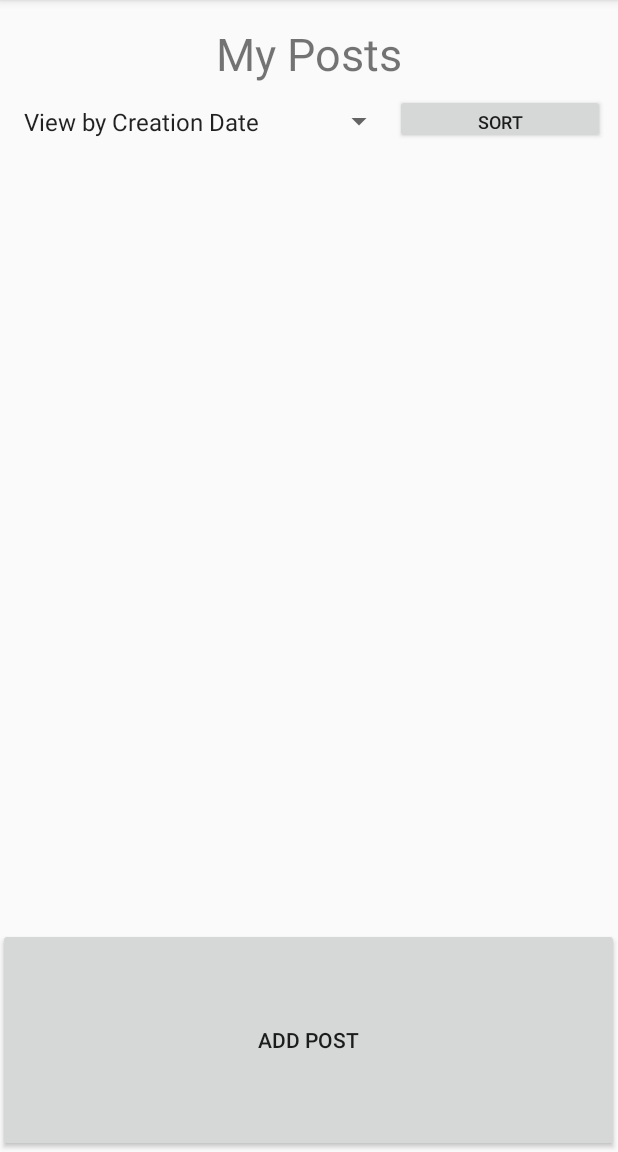
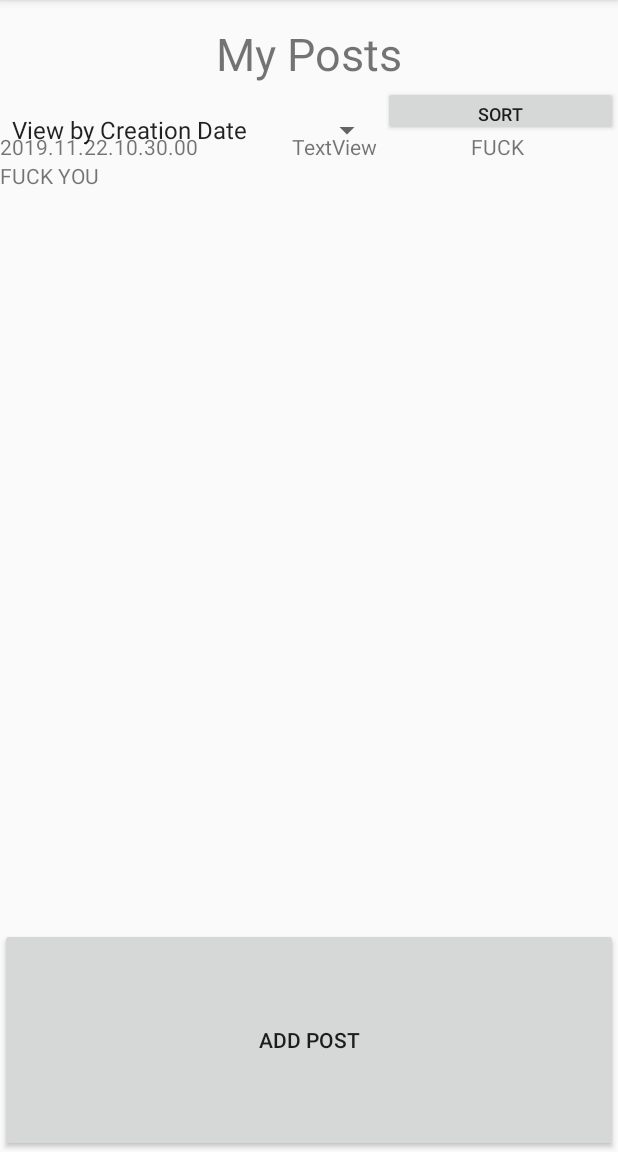
Before and after one commit to wapl/AndroidChallenge2, an Android app: the screen it shows after launch (MainActivity), on a phone screen of 412 x 824 dp, the part 84-1236 px from its top. Run offline under Robolectric (Android 15) with nearby library versions, the phone set to English and light mode, and no system bars.

Commit message:
FROM THE BEGGNiNG

```diff
--- a/app/src/main/java/com/example/androidchallenge2/PostAdapter.java
+++ b/app/src/main/java/com/example/androidchallenge2/PostAdapter.java
@@ -16,7 +16,11 @@ public class PostAdapter extends RecyclerView.Adapter<PostHolder> {
 
     public PostAdapter()
     {
+
         postList=new ArrayList<PostModel>();
+        postList.add(new PostModel("FUCK","FUCK YOU","Personal Post"));
+        postList.add(new PostModel("SHIT","EAT SHIT","Professional Post"));
+        postList.add(new PostModel("BULLSHIT","EVERYTHNG IS BS","Important Post"));
     }
 
     @NonNull
--- a/app/src/main/java/com/example/androidchallenge2/PostHolder.java
+++ b/app/src/main/java/com/example/androidchallenge2/PostHolder.java
@@ -2,6 +2,8 @@ package com.example.androidchallenge2;
 
 import android.view.View;
 import android.widget.TextView;
+
+import org.w3c.dom.Text;
 
 import java.sql.Timestamp;
 import java.text.SimpleDateFormat;
@@ -13,12 +15,14 @@ public class PostHolder extends RecyclerView.ViewHolder {
     private TextView Title;
     private TextView Date;
     private TextView Desc;
+    private TextView Category;
     private static final SimpleDateFormat sdf = new SimpleDateFormat("yyyy.MM.dd.HH.mm.ss");
     public PostHolder(@NonNull View itemView) {
         super(itemView);
         Title=itemView.findViewById(R.id.HoldTitle);
         Date=itemView.findViewById(R.id.HoldDate);
         Desc=itemView.findViewById(R.id.HoldDesc);
+        Category=itemView.findViewById(R.id.HoldCategory);
 
     }
     public void setTitle(String Title)
@@ -33,5 +37,10 @@ public class PostHolder extends RecyclerView.ViewHolder {
     {
         this.Desc.setText(Desc);
     }
+    public void setCategory(String Category)
+    {
+        this.Category.setText(Category);
+    }
+
 
 }
--- a/app/src/main/java/com/example/androidchallenge2/PostModel.java
+++ b/app/src/main/java/com/example/androidchallenge2/PostModel.java
@@ -9,12 +9,14 @@ public class PostModel {
     private String Title;
     private String Description;
     private Timestamp timestamp;
+    private String Category;
 
-    public PostModel(String Title,String Description)
+    public PostModel(String Title,String Description,String Category)
     {
         this.Title=Title;
         this.Description=Description;
         this.timestamp=new Timestamp(System.currentTimeMillis());
+        this.Category=Category;
     }
     public void setTitle(String Title)
     {
@@ -41,4 +43,12 @@ public class PostModel {
     public void setTimestamp(Timestamp timestamp) {
         this.timestamp = timestamp;
     }
+    public void setCategory(String Category)
+    {
+        this.Category=Category;
+    }
+    public String getCategory()
+    {
+        return Category;
+    }
 }
--- a/app/src/main/res/layout/activity_main.xml
+++ b/app/src/main/res/layout/activity_main.xml
@@ -21,44 +21,46 @@
 
     <androidx.recyclerview.widget.RecyclerView
         android:id="@+id/recycler_area"
-        android:layout_width="410dp"
-        android:layout_height="464dp"
+        android:layout_width="0dp"
+        android:layout_height="0dp"
+        android:layout_marginTop="32dp"
         app:layout_constraintBottom_toTopOf="@+id/button"
         app:layout_constraintEnd_toEndOf="parent"
+        app:layout_constraintHorizontal_bias="0.81"
         app:layout_constraintStart_toStartOf="parent"
         app:layout_constraintTop_toBottomOf="@+id/textView3" />
 
     <Spinner
         android:id="@+id/spinner"
         android:layout_width="255dp"
-        android:layout_height="30dp"
-        android:layout_marginTop="3dp"
-        android:layout_marginBottom="3dp"
-        app:layout_constraintBottom_toTopOf="@+id/recycler_area"
+        android:layout_height="wrap_content"
+        app:layout_constraintBottom_toBottomOf="parent"
         app:layout_constraintEnd_toEndOf="parent"
-        app:layout_constraintHorizontal_bias="0.052"
+        app:layout_constraintHorizontal_bias="0.0"
         app:layout_constraintStart_toStartOf="parent"
-        app:layout_constraintTop_toBottomOf="@id/textView3" />
+        app:layout_constraintTop_toTopOf="parent"
+        app:layout_constraintVertical_bias="0.078" />
 
     <Button
         android:id="@+id/Sort"
-        android:layout_width="140dp"
+        android:layout_width="0dp"
         android:layout_height="33dp"
         android:text="Sort"
         android:textSize="12sp"
-        app:layout_constraintBottom_toBottomOf="@+id/spinner"
+        app:layout_constraintBottom_toBottomOf="parent"
         app:layout_constraintEnd_toEndOf="parent"
         app:layout_constraintHorizontal_bias="0.0"
         app:layout_constraintStart_toEndOf="@+id/spinner"
         app:layout_constraintTop_toTopOf="parent"
-        app:layout_constraintVertical_bias="1.0" />
+        app:layout_constraintVertical_bias="0.078" />
 
     <Button
         android:id="@+id/button"
-        android:layout_width="414dp"
+        android:layout_width="0dp"
         android:layout_height="149dp"
         android:text="Add Post"
         app:layout_constraintBottom_toBottomOf="parent"
-        app:layout_constraintEnd_toEndOf="parent" />
+        app:layout_constraintEnd_toEndOf="parent"
+        app:layout_constraintStart_toStartOf="parent" />
 
 </androidx.constraintlayout.widget.ConstraintLayout>
--- a/app/src/main/res/layout/post_row.xml
+++ b/app/src/main/res/layout/post_row.xml
@@ -11,6 +11,13 @@
 
         <TextView
             android:id="@+id/HoldDate"
+            android:layout_width="wrap_content"
+            android:layout_height="wrap_content"
+            android:layout_weight="1"
+            android:text="TextView" />
+
+        <TextView
+            android:id="@+id/HoldCategory"
             android:layout_width="wrap_content"
             android:layout_height="wrap_content"
             android:layout_weight="1"
```
